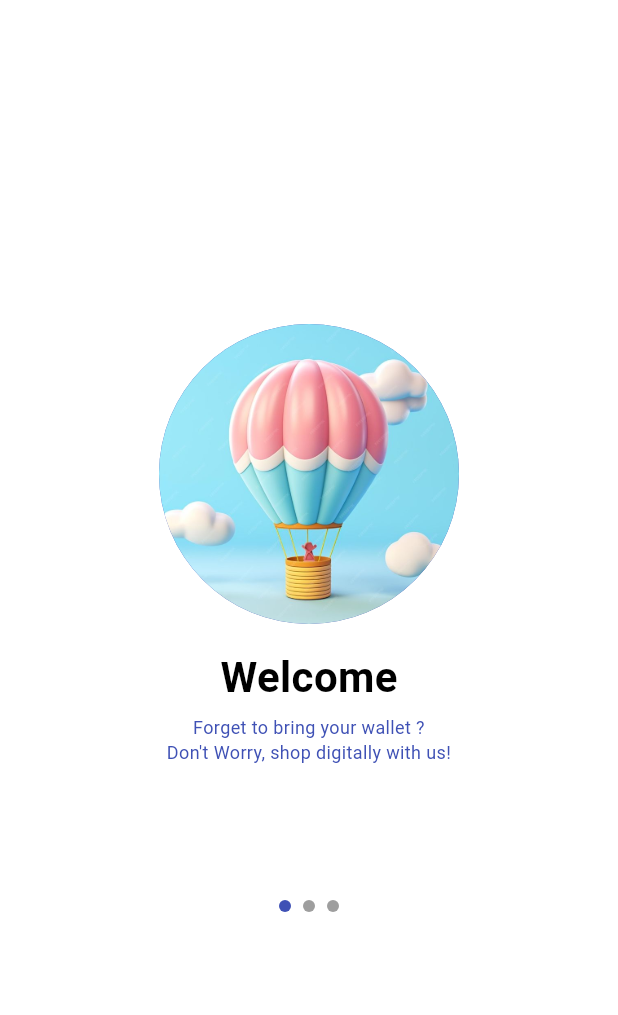
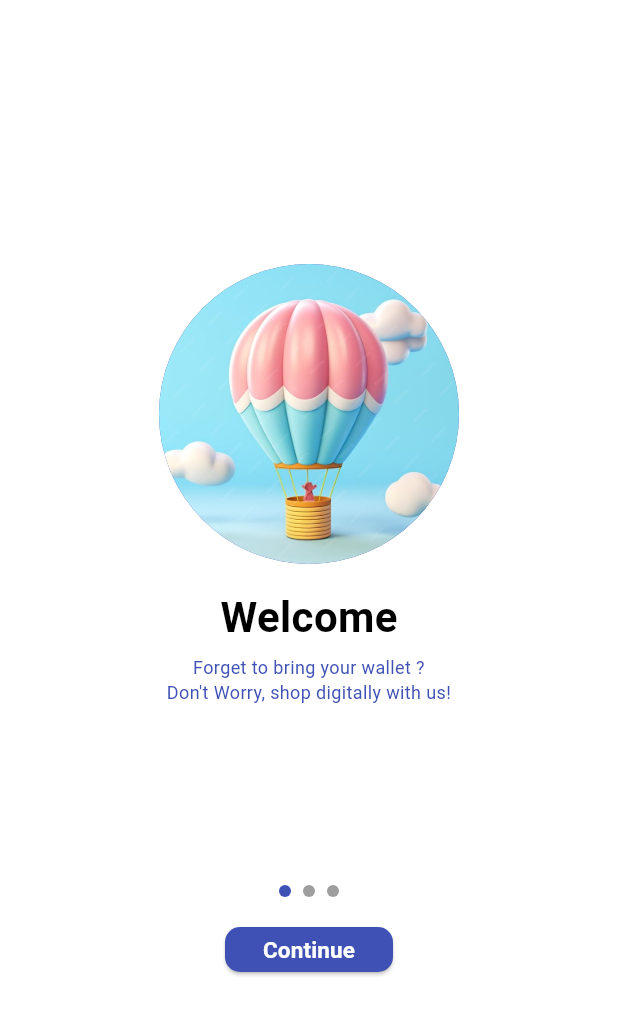
Before and after one commit to Mariariaardyanti/KB1179-1123150050-uts, a Flutter app: the screen it shows after launch, on a phone screen of 412 x 824 dp. Shown: the top 1015 px of the screen. Run offline on Flutter 3.47's test engine with Material 3 defaults, Android fonts, the phone set to English and light mode, and no system bars.

Commit message:
feat: add button continue

```diff
--- a/lib/screen/splash_screen_1.dart
+++ b/lib/screen/splash_screen_1.dart
@@ -41,7 +41,7 @@ class MySplashScreen extends StatelessWidget {
                 color: Colors.indigo,
               ),
             ),
-            const SizedBox(height: 90),
+            const SizedBox(height: 120),
             Row(
               mainAxisAlignment: MainAxisAlignment.center,
               children: [
@@ -72,6 +72,31 @@ class MySplashScreen extends StatelessWidget {
                   ),
                 )
               ],
+            ),
+            const SizedBox(height: 20),
+            Container(
+              margin: const EdgeInsets.only(left: 150, right: 150),
+              child: SizedBox(
+                width: double.infinity,
+                height: 30,
+                child: ElevatedButton(
+                  onPressed: () {},
+                  style: ElevatedButton.styleFrom(
+                    backgroundColor: Colors.indigo,
+                    foregroundColor: Colors.white,
+                    shape: RoundedRectangleBorder(
+                      borderRadius: BorderRadiusGeometry.circular(10,)
+                    )
+                  ),
+                  child: const Text(
+                    "Continue",
+                    style: TextStyle(
+                      fontSize: 15,
+                      fontWeight: FontWeight.bold,
+                    ),
+                  ),
+                ),
+              ),
             )
           ],
         ),
```
